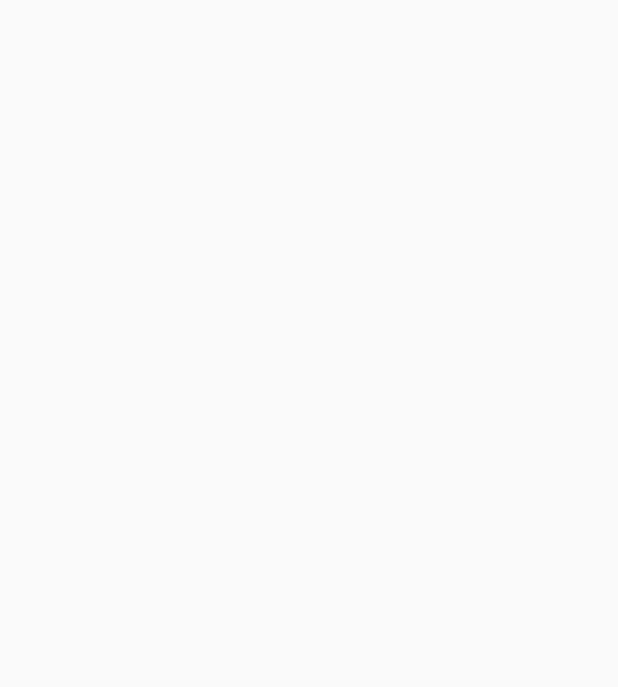
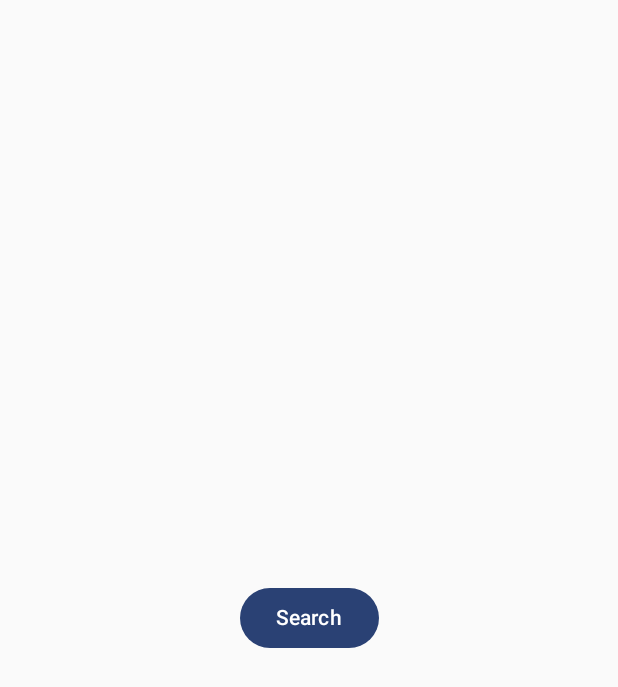
Before and after one commit to 6SUPER6SONIC6/WalletWatcher, an Android app built with Jetpack Compose: the screen it shows after launch (MainActivity), on a phone screen of 412 x 824 dp. Before the commit the part shown is empty. Shown: the top 687 px of the screen. Run offline under Robolectric (Android 15) with nearby library versions, the phone set to English and light mode, and no system bars; our stand-ins replace Dagger/Hilt's generated code.

Commit message:
Navigation and Ktor setup

```diff
--- a/app/src/main/AndroidManifest.xml
+++ b/app/src/main/AndroidManifest.xml
@@ -3,6 +3,7 @@
     xmlns:tools="http://schemas.android.com/tools">
 
     <application
+        android:name=".WalletWatcherApp"
         android:allowBackup="true"
         android:dataExtractionRules="@xml/data_extraction_rules"
         android:fullBackupContent="@xml/backup_rules"
--- a/app/src/main/java/com/supersonic/walletwatcher/MainActivity.kt
+++ b/app/src/main/java/com/supersonic/walletwatcher/MainActivity.kt
@@ -4,13 +4,7 @@ import android.os.Bundle
 import androidx.activity.ComponentActivity
 import androidx.activity.compose.setContent
 import androidx.activity.enableEdgeToEdge
-import androidx.compose.foundation.layout.fillMaxSize
-import androidx.compose.foundation.layout.padding
-import androidx.compose.material3.Scaffold
-import androidx.compose.material3.Text
-import androidx.compose.runtime.Composable
-import androidx.compose.ui.Modifier
-import androidx.compose.ui.tooling.preview.Preview
+import com.supersonic.walletwatcher.navigation.RootAppNavigation
 import com.supersonic.walletwatcher.ui.theme.WalletWatcherTheme
 
 class MainActivity : ComponentActivity() {
@@ -18,7 +12,9 @@ class MainActivity : ComponentActivity() {
         super.onCreate(savedInstanceState)
         enableEdgeToEdge()
         setContent {
-            WalletWatcherTheme {}
+            WalletWatcherTheme {
+                RootAppNavigation()
+            }
         }
     }
 }
--- /dev/null
+++ b/app/src/main/java/com/supersonic/walletwatcher/WalletWatcherApp.kt
@@ -0,0 +1,7 @@
+package com.supersonic.walletwatcher
+
+import android.app.Application
+import dagger.hilt.android.HiltAndroidApp
+
+@HiltAndroidApp
+class WalletWatcherApp: Application()
--- /dev/null
+++ b/app/src/main/java/com/supersonic/walletwatcher/data/remote/Models.kt
@@ -0,0 +1 @@
+package com.supersonic.walletwatcher.data.remote
--- /dev/null
+++ b/app/src/main/java/com/supersonic/walletwatcher/navigation/NavigationDestination.kt
@@ -0,0 +1,11 @@
+package com.supersonic.walletwatcher.navigation
+
+import kotlinx.serialization.Serializable
+
+@Serializable
+object MainScreen
+
+@Serializable
+data class WalletScreen(
+    val walletAddress: String
+)
--- /dev/null
+++ b/app/src/main/java/com/supersonic/walletwatcher/navigation/RootAppNavigation.kt
@@ -0,0 +1,55 @@
+package com.supersonic.walletwatcher.navigation
+
+import androidx.compose.foundation.layout.Box
+import androidx.compose.foundation.layout.fillMaxSize
+import androidx.compose.material3.Button
+import androidx.compose.material3.Text
+import androidx.compose.runtime.Composable
+import androidx.compose.ui.Alignment
+import androidx.compose.ui.Modifier
+import androidx.navigation.NavHostController
+import androidx.navigation.compose.NavHost
+import androidx.navigation.compose.composable
+import androidx.navigation.compose.rememberNavController
+import androidx.navigation.toRoute
+
+@Composable
+fun RootAppNavigation(
+    modifier: Modifier = Modifier,
+    navController: NavHostController = rememberNavController(),
+    startDestination: Any = MainScreen
+) {
+    NavHost(
+        modifier = modifier,
+        navController = navController,
+        startDestination = MainScreen
+    ){
+        composable<MainScreen> {
+            Box(
+                modifier = Modifier.fillMaxSize(),
+                contentAlignment = Alignment.Center
+            ){
+                Button(
+                    onClick = {
+                        navController.navigate(WalletScreen("0x112532B200980Ddee8226023bEbBE2E6884C31e2"))
+                    }
+                ) {
+                    Text("Search")
+                }
+            }
+        }
+
+        composable<WalletScreen> {
+            val args = it.toRoute<WalletScreen>()
+
+            Box(
+                modifier = Modifier.fillMaxSize(),
+                contentAlignment = Alignment.Center
+            ){
+                Text(text = args.walletAddress)
+            }
+
+        }
+
+    }
+}
--- a/gradle/libs.versions.toml
+++ b/gradle/libs.versions.toml
@@ -1,6 +1,6 @@
 [versions]
 agp = "8.8.0"
-kotlin = "2.0.0"
+kotlin = "2.1.0"
 coreKtx = "1.15.0"
 junit = "4.13.2"
 junitVersion = "1.2.1"
@@ -8,7 +8,7 @@ espressoCore = "3.6.1"
 lifecycleRuntimeKtx = "2.8.7"
 activityCompose = "1.10.0"
 composeBom = "2025.01.01"
-ksp = "1.9.21-1.0.15"
+ksp = "2.1.0-1.0.29"
 
 ktor = "3.0.3"
 coroutines = "1.10.1"
```
Also changed, not shown: app/build.gradle.kts (+14 -0 lines), app/src/main/java/com/supersonic/walletwatcher/di/KtorModule.kt (added, +39 -0 lines).
